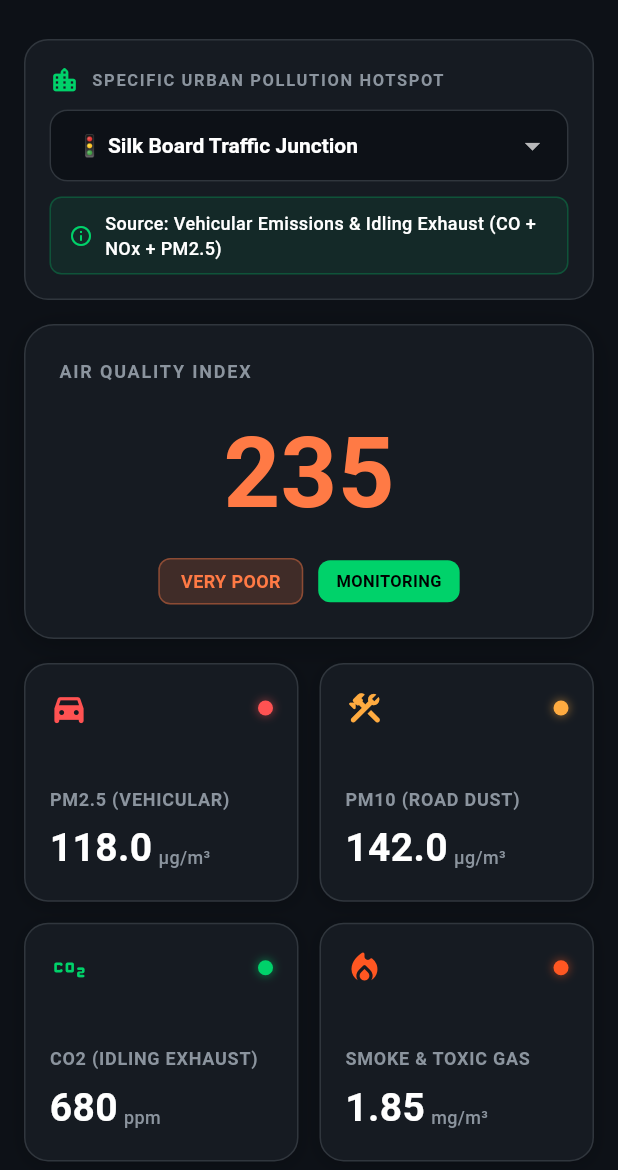
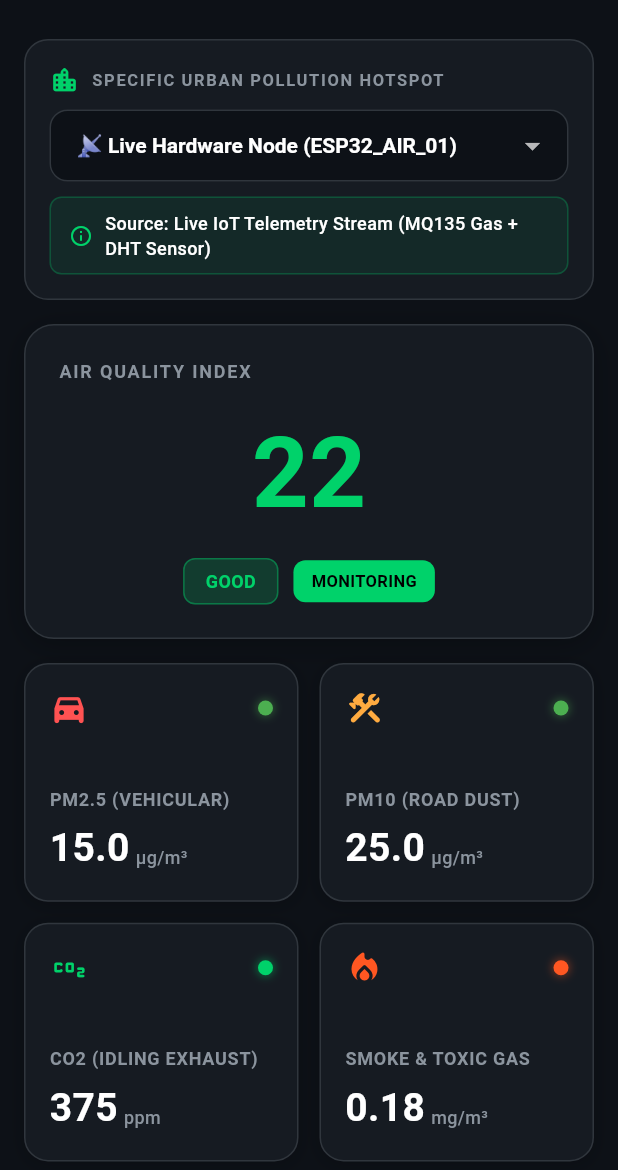
Before and after one commit to Aditya8103/AIr_Sense, a Flutter app: the DashboardHome screen opened directly, on a phone screen of 412 x 824 dp, the part 66-1236 px from its top. Run offline on Flutter 3.47's test engine with Material 3 defaults, Android fonts, the phone set to English and light mode, and no system bars; our stand-ins replace fl_chart, lottie; network calls fail.

Commit message:
integration done

```diff
--- a/Frontend/lib/core/services/api_service.dart
+++ b/Frontend/lib/core/services/api_service.dart
@@ -15,8 +15,14 @@
   /// Production Render backend URL
   static const String liveServerUrl = 'https://air-sense-udkn.onrender.com/api';
 
-  /// Timeout for API requests (10s before auto-fallback to responsive offline/demo mode)
-  static const Duration requestTimeout = Duration(seconds: 10);
+  /// Local development backend URL (Spring Boot)
+  static const String localServerUrl = 'http://localhost:8080/api';
+
+  /// Android Emulator local backend URL
+  static const String androidEmulatorUrl = 'http://10.0.2.2:8080/api';
+
+  /// Timeout for API requests (25s accommodates Render free tier cold-start wakeups)
+  static const Duration requestTimeout = Duration(seconds: 25);
 
   /// Determine host based on environment or production default
   static String get defaultBaseUrl {
@@ -28,6 +34,11 @@
   }
 
   String baseUrl = defaultBaseUrl;
+
+  void setBaseUrl(String url) {
+    baseUrl = url;
+    debugPrint('[ApiService] Active Backend URL set to: $baseUrl');
+  }
 
   /// User Login
   Future<Map<String, dynamic>> login({
--- a/Frontend/lib/features/alerts/alerts_screen.dart
+++ b/Frontend/lib/features/alerts/alerts_screen.dart
@@ -30,6 +30,7 @@
   @override
   void initState() {
     super.initState();
+    generateAlerts();
     fetchRealtimeData();
   }
 
--- a/Frontend/lib/features/dashboard/dashboard_screen.dart
+++ b/Frontend/lib/features/dashboard/dashboard_screen.dart
@@ -91,6 +91,18 @@
 class _DashboardHomeState extends State<DashboardHome> {
   // ================= URBAN ZONE MODEL =================
   final List<Map<String, dynamic>> urbanZones = [
+    {
+      'name': '📡 Live Hardware Node (ESP32_AIR_01)',
+      'source': 'Live IoT Telemetry Stream (MQ135 Gas + DHT Sensor)',
+      'baseAqi': 22,
+      'baseCo2': 375,
+      'baseSmoke': 0.18,
+      'basePm25': 15.0,
+      'basePm10': 25.0,
+      'temp': 31.4,
+      'hum': 48.0,
+      'recommendedAction': 'Real-time telemetry stream active. Hardware synced.',
+    },
     {
       'name': '🚦 Silk Board Traffic Junction',
       'source': 'Vehicular Emissions & Idling Exhaust (CO + NOx + PM2.5)',
@@ -215,7 +227,7 @@
     _subscription = ApiService().getSensorStream().listen((data) {
       if (mounted) {
         setState(() {
-          if (selectedZoneIndex == 0 && data.aqi > 0) {
+          if (selectedZoneIndex == 0 && data.aqi >= 0) {
             aqi = isInterventionActive
                 ? (data.aqi * (1 - reductionPercent / 100)).round()
                 : data.aqi;
```
